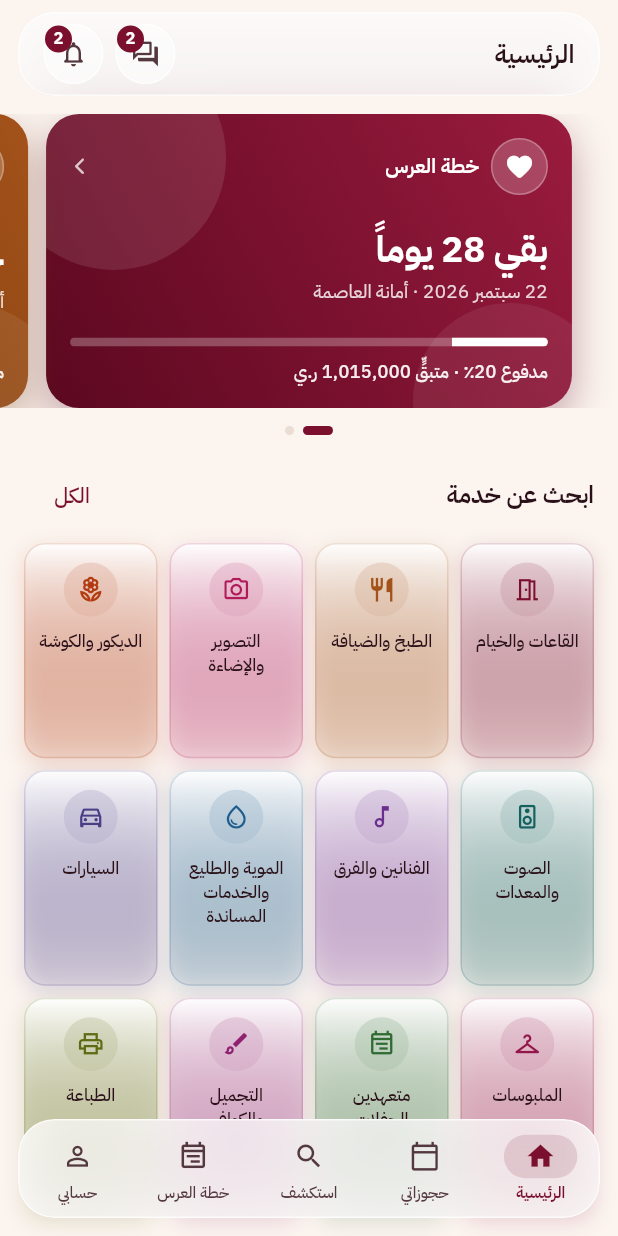
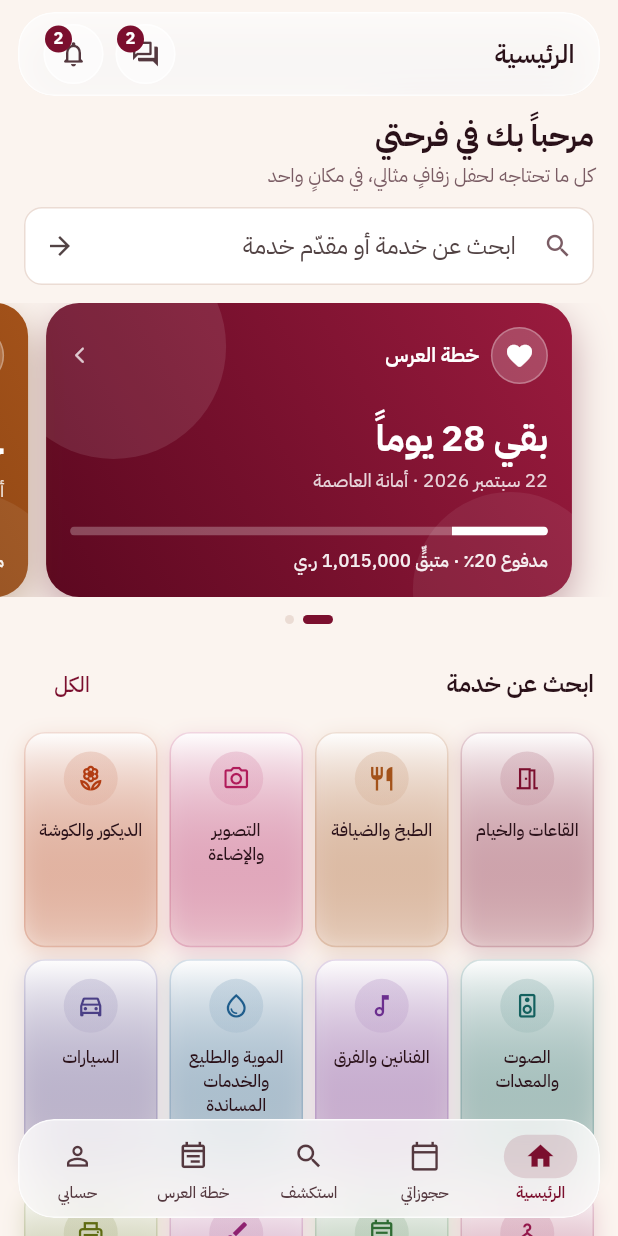
Before and after one commit to 7tqpt/add, a Flutter app: the screen it shows after launch, on a phone screen of 412 x 824 dp. Run offline on Flutter 3.47's test engine with Material 3 defaults, Android fonts, the phone set to English and light mode, and no system bars; our stand-ins replace file_picker, firebase_core, firebase_messaging, image_picker, supabase_flutter, video_player; accounts and stored records are empty.

Commit message:
حقلُ بحثٍ في أوّل ما يُرى
الرئيسية كانت تبدأ ببطاقتين كبيرتين، والبحثُ كلُّه خلف تبويب «استكشف».
**ومن فتح التطبيق يريد قاعةً يكتب «قاعة» في أوّل ما يراه** — ولو لم يجد
حقلاً لَلَزِمه أن يعرف أن «استكشف» هي بابُ البحث، وهو لا يعرف. فيتصفّح
الأقسام واحداً واحداً أو يخرج.

فصار في رأس الرئيسية ترحيبٌ وحقل. **والحقلُ مدخلٌ لا باحث:** يحمل ما كُتب
إلى شاشة الاستكشاف فتبحث هي بمرشِّحاتها كلِّها — القسمُ والمحافظة
والمزوّدون. وحقلان يبحثان بشيفرتين يفترقان عند أوّل مرشِّحٍ يُضاف لأحدهما.

و`ExploreScreen` صارت تقبل `search` كما تقبل `categoryId`، وتُعيد البحث
إن تغيّر النصُّ من فوقها والشاشةُ حيّة — كما يفعل القسم تماماً.

وزرٌّ صريحٌ إلى جانب مفتاح البحث في لوحة المفاتيح: من يكتب بلوحةٍ لا
مفتاحَ بحثٍ فيها كان يقف عند الحقل.

وحقلٌ فارغٌ لا ينقل أحداً — الضغطةُ العابرة على الحقل أشيعُ من البحث نفسه.

اختباران وضبطُ عيار: جُعل الحقلُ يبتلع ما كُتب ويفتح الاستكشاف فارغاً —
وهو العطبُ الذي كان سيمرّ بلا رسالةٍ في أي سجل — فسقط الأوّل.

١٥٩ اختبار Flutter، و`analyze` نظيف.

Co-Authored-By: Claude Opus 5 <noreply@anthropic.com>
Claude-Session: https://claude.ai/code/session_01Wedw2MvQBfKFZQc8uAH4RR

```diff
--- a/mobile/lib/src/screens/customer_shell.dart
+++ b/mobile/lib/src/screens/customer_shell.dart
@@ -44,12 +44,23 @@ class _CustomerShellState extends State<CustomerShell> {
   /// تعرف أن التبويب سيُفتح الآن وعلى أيّ شيء.
   String? _category;
 
+  /// نصُّ بحثٍ قادمٌ من الرئيسية إلى تبويب الاستكشاف.
+  String? _search;
+
   void _goTo(int i) => setState(() {
     _index = i;
     // التنقّل من الشريط السفلي — أو من زرّ «الكل» في الرئيسية — يفتح
     // الاستكشاف بلا مرشِّح. ولولا المسحُ هنا لبقي قسمُ ضغطةٍ سابقة عالقاً،
     // فيضغط «استكشف» ويجد قائمةً مقصوصةً بلا سبب.
     _category = null;
+    _search = null;
+  });
+
+  /// البحثُ من الرئيسية: يفتح الاستكشاف على النصّ لا على شاشةٍ فارغة.
+  void _openSearch(String term) => setState(() {
+    _search = term;
+    _category = null;
+    _index = 2;
   });
 
   /// فتحُ الاستكشاف مُرشَّحاً على قسمٍ بعينه.
@@ -138,9 +149,14 @@ class _CustomerShellState extends State<CustomerShell> {
     // عليه الإبهام. وحسابي آخراً: أقلُّها فتحاً وأبعدُها عن الوسط.
     final titles = ['الرئيسية', 'حجوزاتي', 'استكشف', 'خطة العرس', 'حسابي'];
     final pages = [
-      HomeScreen(session: widget.session, onGoTo: _goTo, onCategory: _openCategory),
+      HomeScreen(
+        session: widget.session,
+        onGoTo: _goTo,
+        onCategory: _openCategory,
+        onSearch: _openSearch,
+      ),
       MyBookingsScreen(session: widget.session),
-      ExploreScreen(categoryId: _category),
+      ExploreScreen(categoryId: _category, search: _search),
       PlanScreen(session: widget.session),
       AccountScreen(session: widget.session),
     ];
--- a/mobile/lib/src/screens/home.dart
+++ b/mobile/lib/src/screens/home.dart
@@ -24,6 +24,7 @@ class HomeScreen extends StatefulWidget {
     required this.session,
     required this.onGoTo,
     required this.onCategory,
+    required this.onSearch,
   });
 
   final Session session;
@@ -41,6 +42,14 @@ class HomeScreen extends StatefulWidget {
   /// الأقسام كلُّها تناديها، فيضغط المستخدم «القاعات» فيجد كلَّ شيءٍ أمامه
   /// وكأن ضغطته لم تقع.
   final void Function(ServiceCategory category) onCategory;
+
+  /// البحثُ من الرئيسية.
+  ///
+  /// **ولماذا حقلٌ هنا والبحثُ في «استكشف»:** من فتح التطبيق يريد قاعةً
+  /// يكتب «قاعة» في أوّل ما يراه. ولو لم يجد حقلاً في الرئيسية لَلَزِمه أن
+  /// يعرف أن «استكشف» هي بابُ البحث — وهو لا يعرف. فالحقل هنا مدخل،
+  /// والشاشةُ هناك هي التي تبحث فعلاً: حقلان يبحثان بشيفرتين يفترقان.
+  final void Function(String term) onSearch;
 
   @override
   State<HomeScreen> createState() => _HomeScreenState();
@@ -103,6 +112,11 @@ class _HomeScreenState extends State<HomeScreen> {
           child: ListView(
             padding: EdgeInsets.only(top: glassHeaderTop(context), bottom: glassNavSpace),
             children: [
+              _pad(_Greeting(
+                session: widget.session,
+                onSearch: widget.onSearch,
+              )),
+              const SizedBox(height: Space.md),
               _HeroCards(
                 data: data,
                 onPlan: () => widget.onGoTo(3),
@@ -589,6 +603,74 @@ class _Categories extends StatelessWidget {
   }
 }
 
+// ── الترحيب والبحث ──────────────────────────────────────────────────────────
+//
+// **حقلُ بحثٍ في أوّل ما يُرى.** من فتح التطبيق يريد قاعةً يكتب «قاعة» —
+// ولو لم يجد حقلاً هنا لَلَزِمه أن يعرف أن «استكشف» هي بابُ البحث، وهو لا
+// يعرف. والحقلُ **مدخلٌ لا باحث**: يحمل ما كُتب إلى شاشة الاستكشاف فتبحث
+// هي. وحقلان يبحثان بشيفرتين يفترقان عند أوّل مرشِّحٍ يُضاف.
+class _Greeting extends StatefulWidget {
+  const _Greeting({required this.session, required this.onSearch});
+  final Session session;
+  final void Function(String term) onSearch;
+
+  @override
+  State<_Greeting> createState() => _GreetingState();
+}
+
+class _GreetingState extends State<_Greeting> {
+  final _term = TextEditingController();
+
+  @override
+  void dispose() {
+    _term.dispose();
+    super.dispose();
+  }
+
+  void _go() {
+    final term = _term.text.trim();
+    if (term.isEmpty) return;
+    widget.onSearch(term);
+  }
+
+  @override
+  Widget build(BuildContext context) {
+    return Column(
+      crossAxisAlignment: CrossAxisAlignment.stretch,
+      children: [
+        const Text(
+          'مرحباً بك في فرحتي',
+          style: TextStyle(
+            fontSize: 20,
+            fontWeight: FontWeight.w700,
+            color: AppColors.ink,
+            fontFamilyFallback: arabicFallback,
+          ),
+        ),
+        const SizedBox(height: 2),
+        const Muted('كل ما تحتاجه لحفل زفافٍ مثالي، في مكانٍ واحد', size: 13),
+        const SizedBox(height: Space.md),
+        TextField(
+          controller: _term,
+          textInputAction: TextInputAction.search,
+          onSubmitted: (_) => _go(),
+          decoration: InputDecoration(
+            hintText: 'ابحث عن خدمة أو مقدّم خدمة',
+            prefixIcon: const Icon(Icons.search, size: 20, color: AppColors.muted),
+            // زرٌّ صريحٌ إلى جانب مفتاح البحث في لوحة المفاتيح: من يكتب
+            // بلوحةٍ لا مفتاحَ بحثٍ فيها كان يقف عند الحقل.
+            suffixIcon: IconButton(
+              onPressed: _go,
+              tooltip: 'ابحث',
+              icon: const Icon(Icons.arrow_back, size: 20),
+            ),
+          ),
+        ),
+      ],
+    );
+  }
+}
+
 // ── خدماتٌ مقترحة ────────────────────────────────────────────────────────────
 class _Suggested extends StatefulWidget {
   const _Suggested({required this.onExplore});
```
Also changed, not shown: mobile/lib/src/screens/explore.dart (+15 -3 lines), 1 other file.
